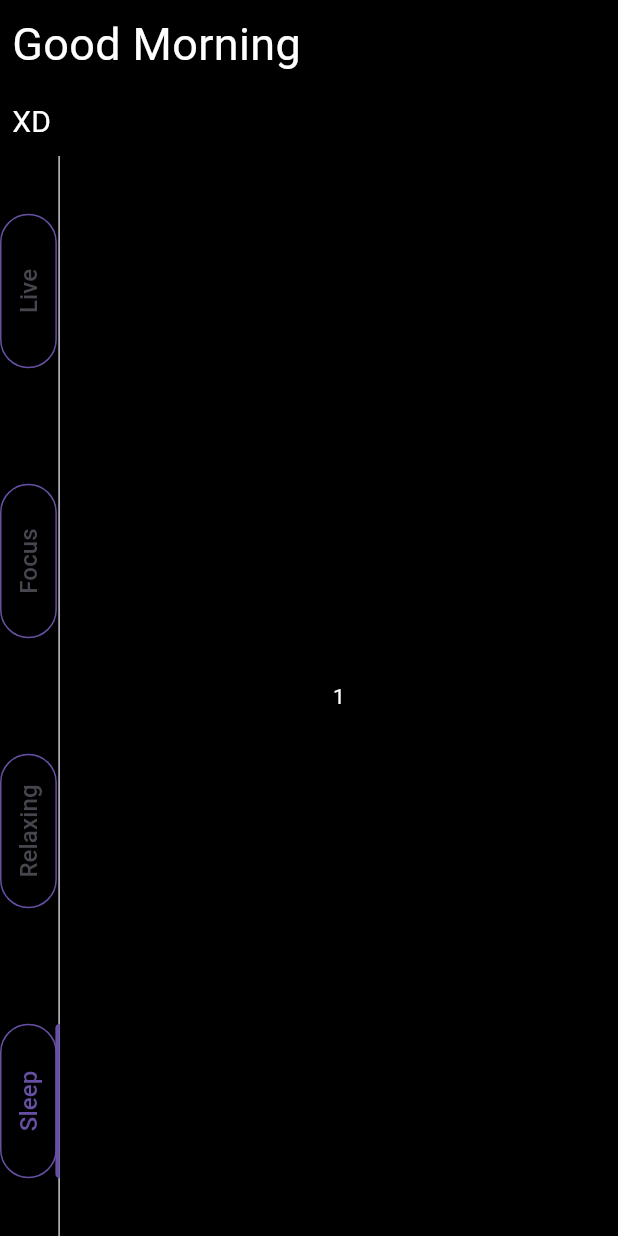
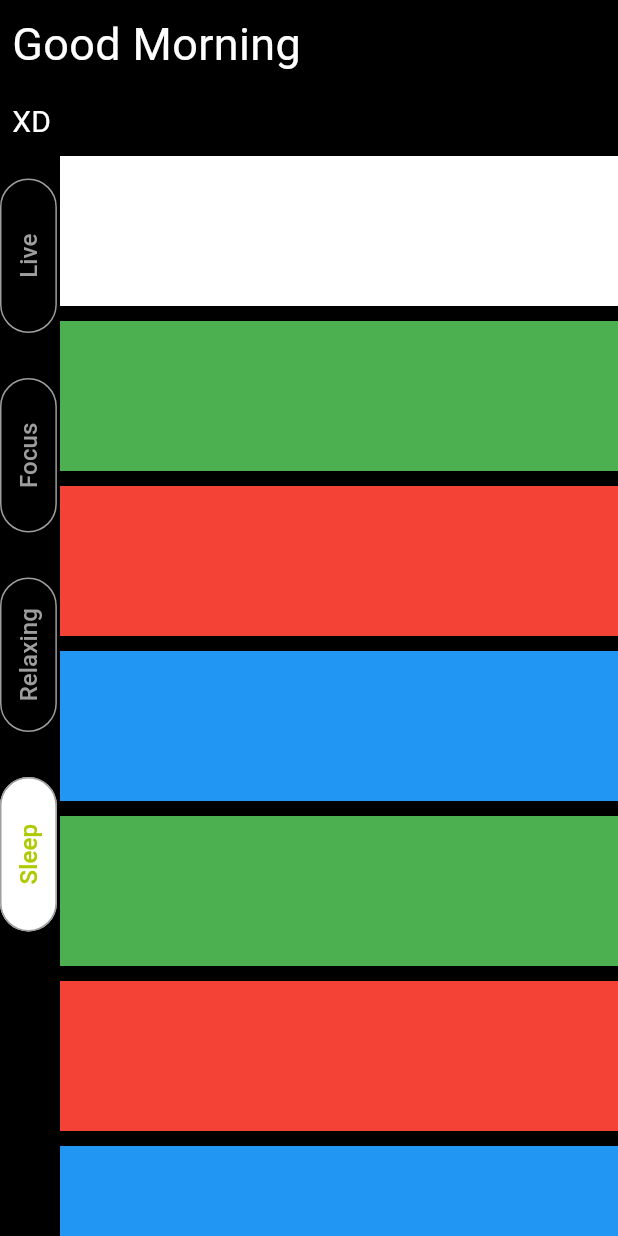
Before and after one commit to BtrXgit/Aura, a Flutter app: the AuraHomePage screen opened directly with empty values, on a phone screen of 412 x 824 dp. Run offline on Flutter 3.47's test engine with Material 3 defaults, Android fonts, the phone set to English and light mode, and no system bars; our stand-ins replace bootstrap_icons, cloud_firestore, firebase_core, flutter_cache_manager, flutter_staggered_animations, get and 5 more; missing offline and left inert: flutter_floating_bottom_bar; accounts and stored records are empty.

Commit message:
homepage designed

```diff
--- a/aura/lib/routes/aura.dart
+++ b/aura/lib/routes/aura.dart
@@ -61,32 +61,24 @@ class _AuraHomePageState extends State<AuraHomePage>
             ),
             Expanded(
               child: Row(
-                crossAxisAlignment: CrossAxisAlignment.start,
                 children: [
-                  RotatedBox(
-                    quarterTurns: 3,
-                    child: _buildTabBar(),
+                  Column(
+                    children: [
+                      RotatedBox(
+                        quarterTurns: 3,
+                        child: _buildTabBar(),
+                      ),
+                    ],
                   ),
                   Expanded(
                     child: TabBarView(
+                      physics: NeverScrollableScrollPhysics(),
                       controller: _tabController,
                       children: [
-                        Center(
-                          child:
-                              Text('1', style: TextStyle(color: Colors.white)),
-                        ),
-                        Center(
-                          child:
-                              Text('2', style: TextStyle(color: Colors.white)),
-                        ),
-                        Center(
-                          child:
-                              Text('3', style: TextStyle(color: Colors.white)),
-                        ),
-                        Center(
-                          child:
-                              Text('4', style: TextStyle(color: Colors.white)),
-                        ),
+                        _buildWidgets(),
+                        _buildWidgets2(),
+                        _buildWidgets(),
+                        _buildWidgets2(),
                       ],
                     ),
                   ),
@@ -100,16 +92,27 @@ class _AuraHomePageState extends State<AuraHomePage>
   }
 
   Widget _buildTabBar() {
-    Color primaryColour = Theme.of(context).colorScheme.primary;
     return TabBar(
+      dividerColor: Colors.transparent,
+      tabAlignment: TabAlignment.center,
+      physics: const BouncingScrollPhysics(),
+      indicatorPadding: const EdgeInsets.fromLTRB(0, 0, 0, 2),
       controller: _tabController,
+      indicatorColor: Colors.grey,
+      indicator: BoxDecoration(
+        color: Colors.white,
+        borderRadius: BorderRadius.circular(20),
+      ),
+      labelColor: const Color.fromARGB(255, 175, 202, 0),
+      unselectedLabelColor: Colors.grey,
+      isScrollable: true,
+      labelPadding: const EdgeInsets.symmetric(horizontal: 15),
       tabs: data.map((tab) {
         return Container(
           height: MediaQuery.of(context).size.height * 0.046,
           width: MediaQuery.of(context).size.width * 0.25,
           decoration: BoxDecoration(
-            border: Border.all(
-                width: 1.0, color: Theme.of(context).colorScheme.primary),
+            border: Border.all(width: 1.0, color: Colors.grey),
             borderRadius: BorderRadius.circular(20),
           ),
           child: Tab(
@@ -124,4 +127,180 @@ class _AuraHomePageState extends State<AuraHomePage>
       }).toList(),
     );
   }
+
+  Widget _buildWidgets() {
+    return Center(
+      child: SingleChildScrollView(
+        child: Column(
+          children: [
+            Container(
+              width: MediaQuery.of(context).size.width,
+              height: 100,
+              color: Colors.white,
+            ),
+            SizedBox(
+              height: 10,
+            ),
+            Container(
+              width: MediaQuery.of(context).size.width,
+              height: 100,
+              color: Colors.green,
+            ),
+            SizedBox(
+              height: 10,
+            ),
+            Container(
+              width: MediaQuery.of(context).size.width,
+              height: 100,
+              color: Colors.red,
+            ),
+            SizedBox(
+              height: 10,
+            ),
+            Container(
+              width: MediaQuery.of(context).size.width,
+              height: 100,
+              color: Colors.blue,
+            ),
+            SizedBox(
+              height: 10,
+            ),
+            Container(
+              width: MediaQuery.of(context).size.width,
+              height: 100,
+              color: Colors.green,
+            ),
+            SizedBox(
+              height: 10,
+            ),
+            Container(
+              width: MediaQuery.of(context).size.width,
+              height: 100,
+              color: Colors.red,
+            ),
+            SizedBox(
+              height: 10,
+            ),
+            Container(
+              width: MediaQuery.of(context).size.width,
+              height: 100,
+              color: Colors.blue,
+            ),
+            SizedBox(
+              height: 10,
+            ),
+            Container(
+              width: MediaQuery.of(context).size.width,
+              height: 100,
+              color: Colors.green,
+            ),
+            SizedBox(
+              height: 10,
+            ),
+            Container(
+              width: MediaQuery.of(context).size.width,
+              height: 100,
+              color: Colors.red,
+            ),
+            SizedBox(
+              height: 10,
+            ),
+            Container(
+              width: MediaQuery.of(context).size.width,
+              height: 100,
+              color: Colors.blue,
+            ),
+          ],
+        ),
+      ),
+    );
+  }
+
+  Widget _buildWidgets2() {
+    return Center(
+      child: SingleChildScrollView(
+        child: Column(
+          children: [
+            Container(
+              width: MediaQuery.of(context).size.width,
+              height: 100,
+              color: Colors.red,
+            ),
+            SizedBox(
+              height: 10,
+            ),
+            Container(
+              width: MediaQuery.of(context).size.width,
+              height: 100,
+              color: Colors.pink,
+            ),
+            SizedBox(
+              height: 10,
+            ),
+            Container(
+              width: MediaQuery.of(context).size.width,
+              height: 100,
+              color: Colors.green,
+            ),
+            SizedBox(
+              height: 10,
+            ),
+            Container(
+              width: MediaQuery.of(context).size.width,
+              height: 100,
+              color: Colors.purple,
+            ),
+            SizedBox(
+              height: 10,
+            ),
+            Container(
+              width: MediaQuery.of(context).size.width,
+              height: 100,
+              color: Colors.white,
+            ),
+            SizedBox(
+              height: 10,
+            ),
+            Container(
+              width: MediaQuery.of(context).size.width,
+              height: 100,
+              color: Colors.orange,
+            ),
+            SizedBox(
+              height: 10,
+            ),
+            Container(
+              width: MediaQuery.of(context).size.width,
+              height: 100,
+              color: Colors.cyan,
+            ),
+            SizedBox(
+              height: 10,
+            ),
+            Container(
+              width: MediaQuery.of(context).size.width,
+              height: 100,
+              color: Colors.amber,
+            ),
+            SizedBox(
+              height: 10,
+            ),
+            Container(
+              width: MediaQuery.of(context).size.width,
+              height: 100,
+              color: Colors.greenAccent,
+            ),
+            SizedBox(
+              height: 10,
+            ),
+            Container(
+              width: MediaQuery.of(context).size.width,
+              height: 100,
+              color: Colors.blue,
+            ),
+          ],
+        ),
+      ),
+    );
+  }
 }
```
